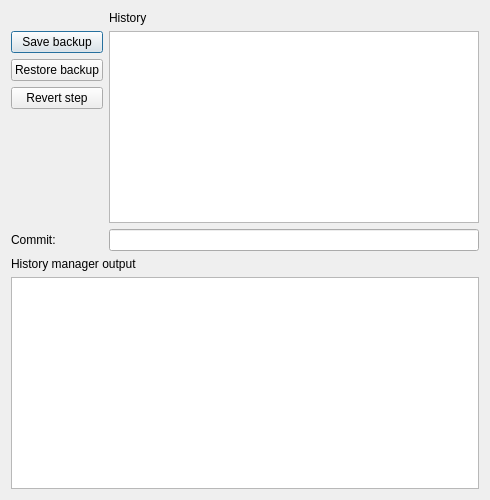
Caneda/Caneda, file caneda/dialogs/gitmanager.ui: the form before one commit.
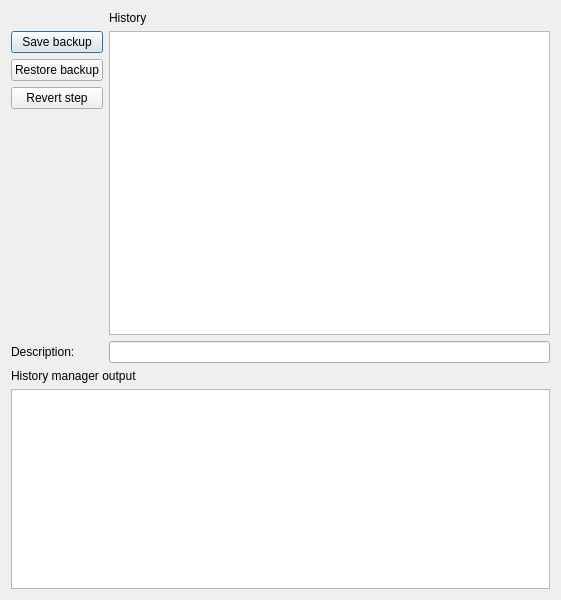
The form after the commit.

Commit message: Minor history manager ui improvements.

What changed in the file:
```diff
--- a/caneda/dialogs/gitmanager.ui
+++ b/caneda/dialogs/gitmanager.ui
@@ -6,8 +6,8 @@
    <rect>
     <x>0</x>
     <y>0</y>
-    <width>490</width>
-    <height>500</height>
+    <width>561</width>
+    <height>600</height>
    </rect>
   </property>
   <property name="minimumSize">
@@ -80,7 +80,7 @@
      <item row="2" column="0">
       <widget class="QLabel" name="labelCommit">
        <property name="text">
-        <string>Commit:</string>
+        <string>Description:</string>
        </property>
       </widget>
      </item>
@@ -95,6 +95,12 @@
    </item>
    <item>
     <widget class="QPlainTextEdit" name="editOutput">
+     <property name="maximumSize">
+      <size>
+       <width>16777215</width>
+       <height>200</height>
+      </size>
+     </property>
      <property name="focusPolicy">
       <enum>Qt::NoFocus</enum>
      </property>
```
Left out of the diff: 4 changed lines with no effect on the pictures. The commit also changes 1 other file.
